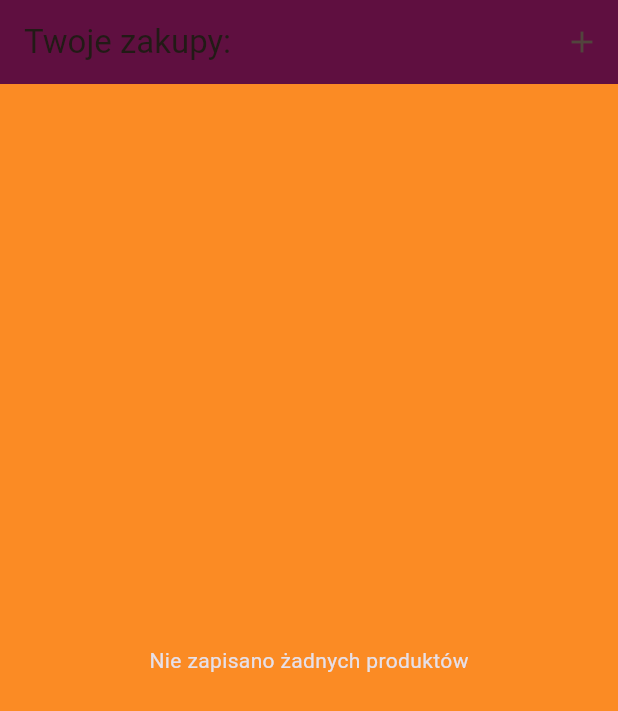
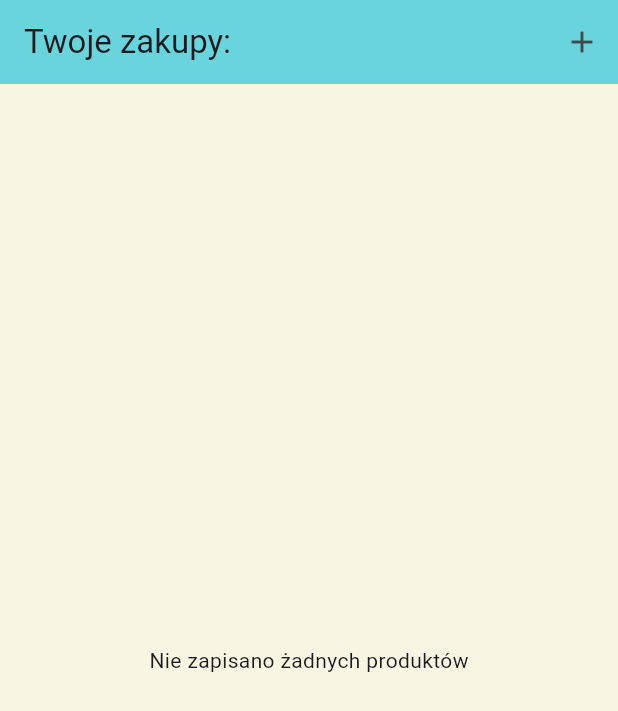
Before and after one commit to StachuDev/shopping_list, a Flutter app: the screen it shows after launch, on a phone screen of 412 x 824 dp. Shown: the top 711 px of the screen. Run offline on Flutter 3.47's test engine with Material 3 defaults, Android fonts, the phone set to English and light mode, and no system bars.

Commit message:
theme colors change

```diff
--- a/lib/main.dart
+++ b/lib/main.dart
@@ -12,13 +12,13 @@ class MyApp extends StatelessWidget {
   Widget build(BuildContext context) {
     return MaterialApp(
       title: "Artykuły spożywcze",
-      theme: ThemeData.dark().copyWith(
+      theme: ThemeData().copyWith(
         colorScheme: ColorScheme.fromSeed(
-          seedColor: const Color.fromARGB(255, 227, 100, 20),
+          seedColor: const Color.fromARGB(255, 122, 162, 227),
           brightness: Brightness.light,
-          surface: const Color.fromARGB(255, 95, 15, 64),
+          surface: const Color.fromARGB(255, 106, 212, 221),
         ),
-        scaffoldBackgroundColor: const Color.fromARGB(255, 251, 139, 36),
+        scaffoldBackgroundColor: const Color.fromARGB(255, 248, 246, 227),
       ),
       home: const GroceryList(),
     );
```
